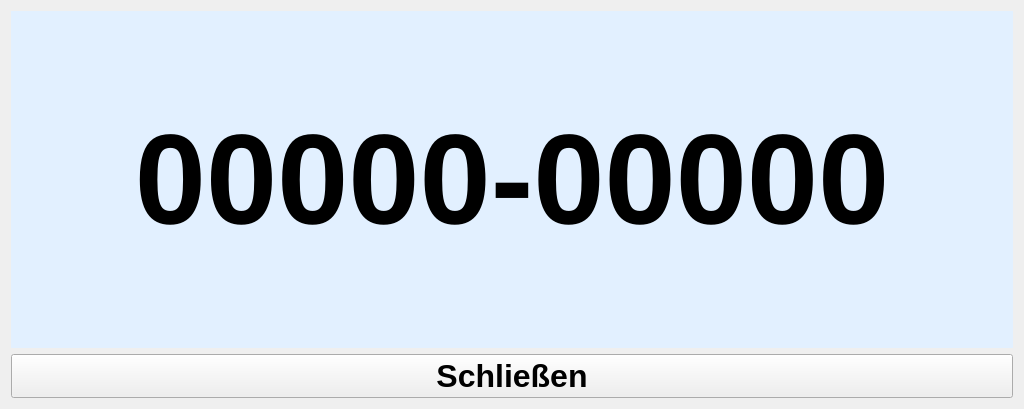
This is ui/fullscreen.ui in pyphil/WLAN-Codes as Qt 5 draws it before an edit. The edited form follows.
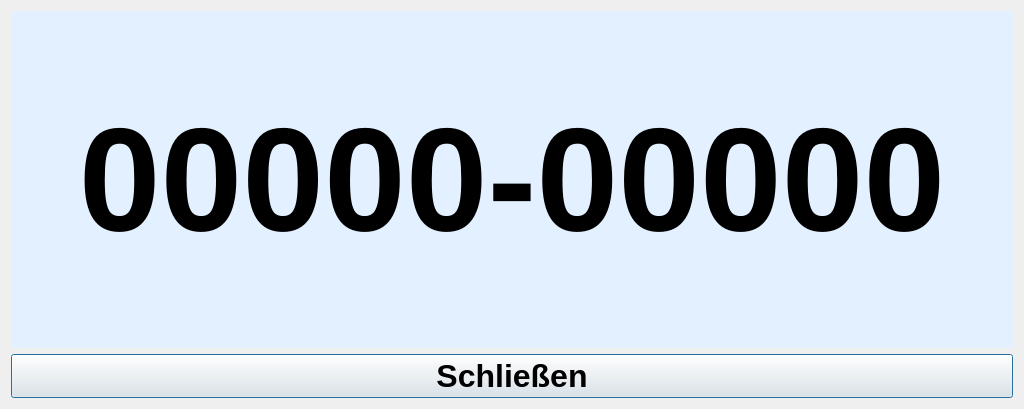
This is the edited form.

```diff
--- a/ui/fullscreen.ui
+++ b/ui/fullscreen.ui
@@ -18,8 +18,7 @@
     <widget class="QLabel" name="labelCode">
      <property name="font">
       <font>
-       <pointsize>96</pointsize>
-       <weight>75</weight>
+       <pointsize>110</pointsize>
        <bold>true</bold>
       </font>
      </property>
@@ -39,13 +38,15 @@
      <property name="font">
       <font>
        <pointsize>24</pointsize>
-       <weight>75</weight>
        <bold>true</bold>
       </font>
      </property>
      <property name="text">
       <string>Schließen</string>
      </property>
+     <property name="default">
+      <bool>true</bool>
+     </property>
     </widget>
    </item>
   </layout>
```
